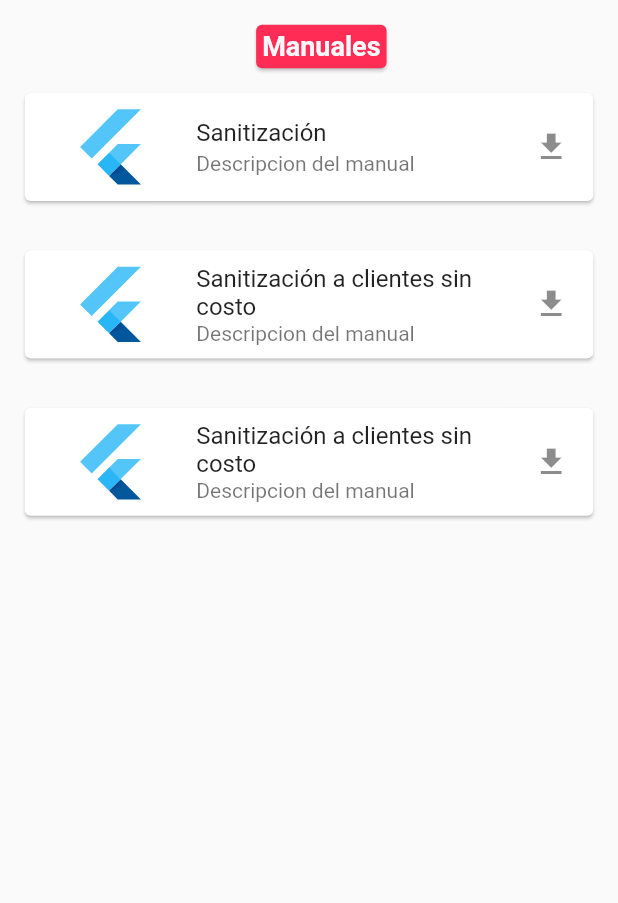
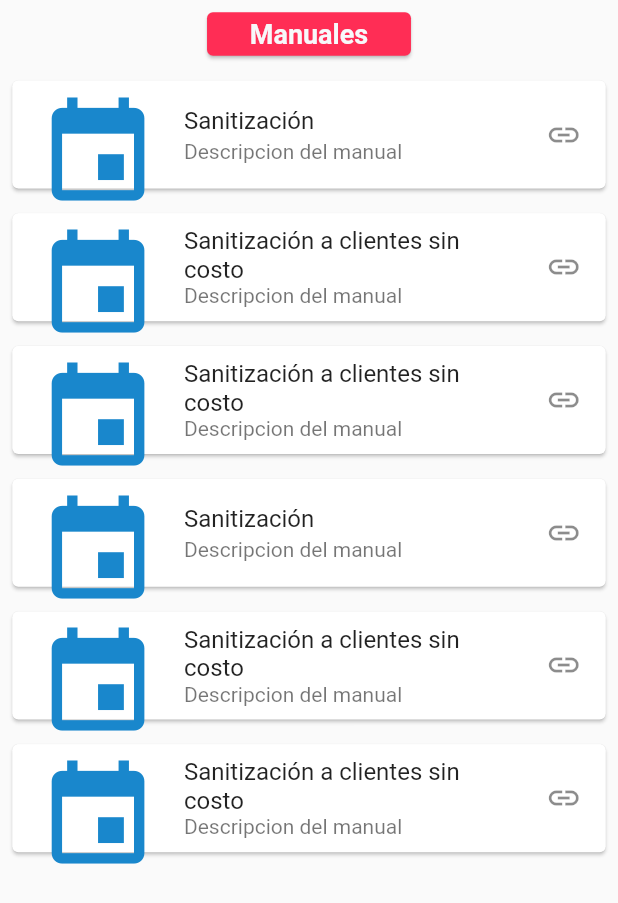
Before and after one commit to Soulball/EFT-app-comercial, a Flutter app: the Manuals screen opened directly, on a phone screen of 412 x 824 dp. Shown: the top 903 px of the screen. Run offline on Flutter 3.47's test engine with Material 2 defaults, Android fonts, the phone set to English and light mode, and no system bars; our stand-ins replace video_player; network calls fail.

Commit message:
Tutoriales 2.0

```diff
--- a/lib/Libraries/decoration_colors.dart
+++ b/lib/Libraries/decoration_colors.dart
@@ -1,4 +1,5 @@
 library decoration_colors;
+
 import 'package:flutter/material.dart';
 
 //Color utilizado en icono activo en la Navigation Bar
--- /dev/null
+++ b/lib/Libraries/proportional_sizes.dart
@@ -0,0 +1,23 @@
+library proportional_sizes;
+
+import 'package:flutter/material.dart';
+
+//Obtener margen vertical
+double getVerticalMargin(BuildContext context) {
+  return MediaQuery.of(context).size.height * 0.01;
+}
+
+//Obtener porcentaje vertical
+double getVerticalPercent(BuildContext context, int percent) {
+  return MediaQuery.of(context).size.height * (percent / 100);
+}
+
+//Obtener margen vertical
+double getHorizontalMargin(BuildContext context) {
+  return MediaQuery.of(context).size.width * 0.01;
+}
+
+//Obtener porcentaje vertical
+double getHorizontalPercent(BuildContext context, int percent) {
+  return MediaQuery.of(context).size.width * (percent / 100);
+}
--- /dev/null
+++ b/lib/Libraries/temporal_List.dart
@@ -0,0 +1,54 @@
+library temporal_list;
+
+import 'package:eft_app_comercial/Classes/tutorial.dart';
+
+//Lista de infografías
+List<Tutorial> infoList = [
+  Tutorial(
+      name: "Sanitización a clientes sin costo",
+      source: "https://economipedia.com/wp-content/uploads/Diagrama-2.jpg"),
+  Tutorial(
+      name: "Sanitización a clientes sin costo",
+      source: "https://economipedia.com/wp-content/uploads/Diagrama-2.jpg"),
+  Tutorial(
+      name: "Sanitización a clientes sin costo",
+      source: "https://economipedia.com/wp-content/uploads/Diagrama-2.jpg")
+];
+
+//Lista de manuales
+List<Tutorial> manualList = [
+  Tutorial(
+      name: "Sanitización",
+      source: "https://www.redalyc.org/pdf/2570/257031319008.pdf"),
+  Tutorial(
+      name: "Sanitización a clientes sin costo",
+      source: "https://www.redalyc.org/pdf/2570/257031319008.pdf"),
+  Tutorial(
+      name: "Sanitización a clientes sin costo",
+      source: "https://www.redalyc.org/pdf/2570/257031319008.pdf"),
+  Tutorial(
+      name: "Sanitización",
+      source: "https://www.redalyc.org/pdf/2570/257031319008.pdf"),
+  Tutorial(
+      name: "Sanitización a clientes sin costo",
+      source: "https://www.redalyc.org/pdf/2570/257031319008.pdf"),
+  Tutorial(
+      name: "Sanitización a clientes sin costo",
+      source: "https://www.redalyc.org/pdf/2570/257031319008.pdf")
+];
+
+//Lista de videos
+List<Tutorial> videoList = [
+      Tutorial(
+          name: "Sanitización a clientes sin costo",
+          source:
+              "https://flutter.github.io/assets-for-api-docs/assets/videos/butterfly.mp4"),
+      Tutorial(
+          name: "Sanitización a clientes sin costo",
+          source:
+              "https://flutter.github.io/assets-for-api-docs/assets/videos/butterfly.mp4"),
+      Tutorial(
+          name: "Sanitización a clientes sin costo",
+          source:
+              "https://flutter.github.io/assets-for-api-docs/assets/videos/butterfly.mp4")
+    ];
--- a/lib/Pages/Tutorials/manuals.dart
+++ b/lib/Pages/Tutorials/manuals.dart
@@ -1,78 +1,45 @@
-import 'package:eft_app_comercial/Classes/tutorial.dart';
 import 'package:eft_app_comercial/Libraries/decoration_colors.dart';
+import 'package:eft_app_comercial/Libraries/media.dart';
+import 'package:eft_app_comercial/Libraries/proportional_sizes.dart';
+import 'package:eft_app_comercial/Libraries/temporal_List.dart';
 import 'package:eft_app_comercial/Widgets/customText.dart';
-import 'package:flutter/cupertino.dart';
+import 'package:eft_app_comercial/Widgets/subSectionTitle.dart';
 import 'package:flutter/material.dart';
-import 'package:url_launcher/url_launcher.dart';
 
+//Subseccion de Tutoriales - Manuales
 class Manuals extends StatefulWidget {
   @override
   _ManualsState createState() => _ManualsState();
 }
 
 class _ManualsState extends State<Manuals> {
-  //Metodo para abrir desde el navegador
-  Future<void> _launchInURL(String url) async {
-    if (await canLaunch(url)) {
-      await launch(url,
-          forceSafariVC: false,
-          forceWebView: false,
-          headers: <String, String>{'header_key': 'header_value'});
-    } else {
-      throw 'Could not launch $url';
-    }
-  }
-
-  List<Tutorial> manualList = [
-    Tutorial(
-        name: "Sanitización",
-        source: "https://www.redalyc.org/pdf/2570/257031319008.pdf"),
-    Tutorial(
-        name: "Sanitización a clientes sin costo",
-        source: "https://www.redalyc.org/pdf/2570/257031319008.pdf"),
-    Tutorial(
-        name: "Sanitización a clientes sin costo",
-        source: "https://www.redalyc.org/pdf/2570/257031319008.pdf")
-  ];
-
   @override
   Widget build(BuildContext context) {
+    //Obtener margen vertical desde libreria
+    double marginV = getVerticalMargin(context);
     return Scaffold(
         body: Column(
             crossAxisAlignment: CrossAxisAlignment.center,
             children: <Widget>[
-          Card(
-            margin: EdgeInsets.only(
-                top: MediaQuery.of(context).size.height * 0.02,
-                left: MediaQuery.of(context).size.height * 0.02),
-            color: red,
-            child: Padding(
-              padding: const EdgeInsets.all(4.0),
-              child: CustomText(
-                  data: 'Manuales',
-                  size: 18,
-                  color: whiteDark,
-                  weight: FontWeight.bold),
-            ),
-          ),
+          SubSectionTitle(data: 'Manuales', context: context),
           Expanded(
               flex: 10,
               child: ListView.builder(
                   itemCount: manualList.length,
                   itemBuilder: (BuildContext context, int index) {
                     return Card(
-                      margin: EdgeInsets.all(
-                          MediaQuery.of(context).size.height * 0.02),
+                      margin: EdgeInsets.all(marginV),
                       child: ListTile(
-                        leading: FlutterLogo(
-                            size: MediaQuery.of(context).size.height * 0.1),
+                        leading: Icon(Icons.event,
+                            color: blueDark,
+                            size: getVerticalPercent(context, 10)),
                         title: Text(manualList[index].name),
                         subtitle: CustomText(data: 'Descripcion del manual'),
                         trailing: InkWell(
                             onTap: () {
-                              _launchInURL(manualList[index].source);
+                              openURL(manualList[index].source);
                             },
-                            child: Icon(Icons.file_download)),
+                            child: Icon(Icons.link)),
                       ),
                     );
                   }))
--- /dev/null
+++ b/lib/Widgets/subSectionTitle.dart
@@ -0,0 +1,34 @@
+//Card con titulo y proporciones para divir en 3
+import 'package:eft_app_comercial/Libraries/decoration_colors.dart';
+import 'package:eft_app_comercial/Libraries/proportional_sizes.dart';
+import 'package:flutter/material.dart';
+import 'customText.dart';
+
+// ignore: must_be_immutable
+class SubSectionTitle extends StatelessWidget {
+  //Variables
+  String data;
+  BuildContext context;
+
+  //Constructor
+  SubSectionTitle({this.data, this.context});
+
+  //Widget
+  @override
+  Widget build(BuildContext context) {
+    double marginV = getVerticalMargin(context);
+    return Card(
+      margin: EdgeInsets.all(marginV),
+      color: red,
+      child: Container(
+        alignment: Alignment.center,
+        width: getHorizontalPercent(context, 33),
+        child: Padding(
+          padding: const EdgeInsets.all(4),
+          child: CustomText(
+              data: data, size: 18, color: whiteDark, weight: FontWeight.bold),
+        ),
+      ),
+    );
+  }
+}
```
Also changed, not shown: lib/Classes/video.dart (+1 -10 lines), lib/Libraries/media.dart (added, +11 -0 lines), lib/Pages/Tutorials/infos.dart (+10 -44 lines), lib/Pages/Tutorials/videos.dart (+40 -64 lines), lib/Widgets/customText.dart (line endings or trailing spaces).
